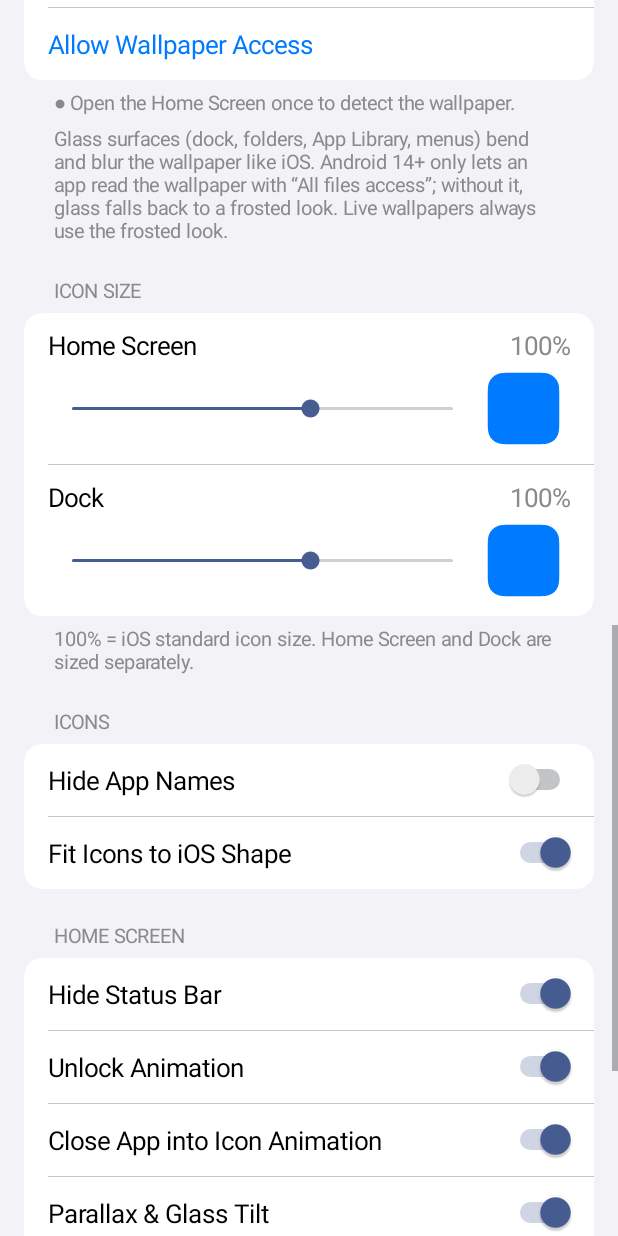
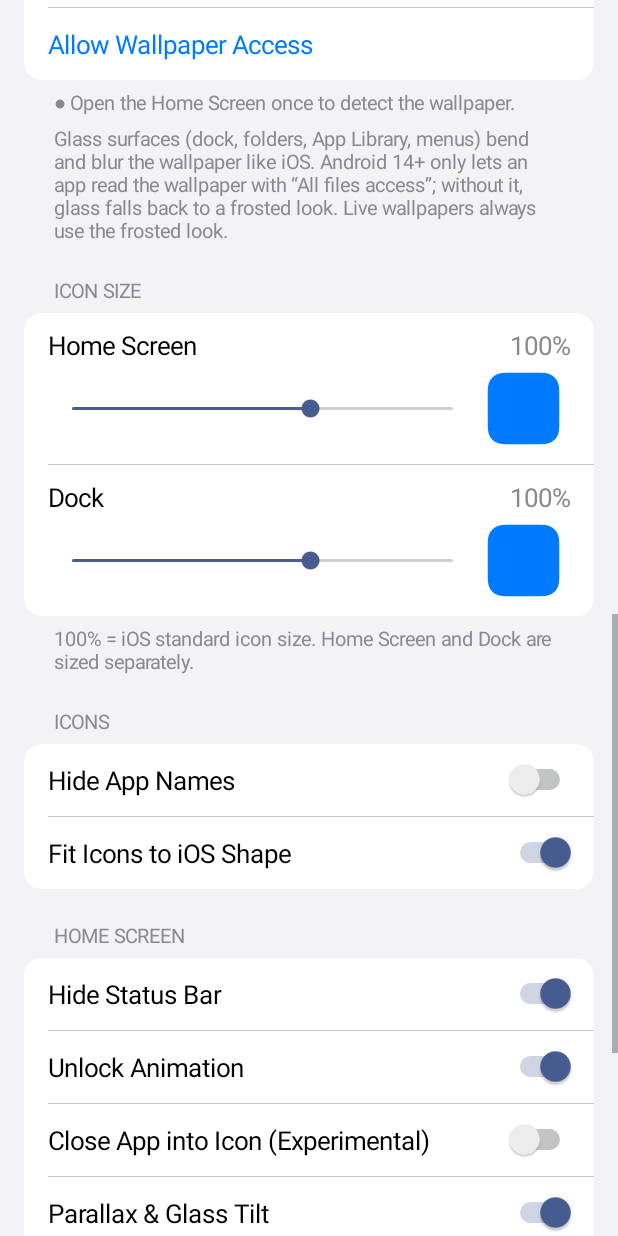
Before and after one commit to lutfananas/IOSLAUNCHER, an Android app: the screen it shows after launch (SettingsActivity), scrolled down 1153 dp, on a phone screen of 412 x 824 dp. Run offline under Robolectric (Android 15) with nearby library versions, the phone set to English and light mode, and no system bars; pictures from the network do not load; 1 statement that could not run was skipped.

Commit message:
Close-to-icon animation off by default (caused splash on next app open)
Confirmed on the user's device: with it on, reopening an app (e.g. WhatsApp)
showed its splash screen; with it off, apps reopen smoothly like build 14.
Kept as an experimental opt-in.

Co-Authored-By: Claude Opus 5.5 <noreply@anthropic.com>
Claude-Session: https://claude.ai/code/session_01KaFr8LR6grUMERiy2y4WPB

```diff
--- a/app/src/main/java/com/ioslauncher/model/Prefs.kt
+++ b/app/src/main/java/com/ioslauncher/model/Prefs.kt
@@ -81,10 +81,13 @@ class Prefs(context: Context) {
         get() = sp.getBoolean("parallax", true)
         set(v) = sp.edit { putBoolean("parallax", v) }
 
-    /** Closing an app shrinks it back into its icon (off = plain return animation, like build 14). */
+    /**
+     * Closing an app shrinks it back into its icon. Off by default: drawing it while Android finishes its
+     * own close transition makes the next open of that app show its splash screen (confirmed on device).
+     */
     var closeToIcon: Boolean
-        get() = sp.getBoolean("close_to_icon", true)
-        set(v) = sp.edit { putBoolean("close_to_icon", v) }
+        get() = sp.getBoolean("close_to_icon_v2", false)
+        set(v) = sp.edit { putBoolean("close_to_icon_v2", v) }
 
     var autoAddNewApps: Boolean
         get() = sp.getBoolean("auto_add", true)
--- a/app/src/main/java/com/ioslauncher/ui/SettingsActivity.kt
+++ b/app/src/main/java/com/ioslauncher/ui/SettingsActivity.kt
@@ -140,13 +140,14 @@ class SettingsActivity : Activity() {
         group(listOf(
             switchRow("Hide Status Bar", prefs.hideStatusBar) { prefs.hideStatusBar = it; restartLauncher() },
             switchRow("Unlock Animation", prefs.unlockAnimation) { prefs.unlockAnimation = it },
-            switchRow("Close App into Icon Animation", prefs.closeToIcon) { prefs.closeToIcon = it },
+            switchRow("Close App into Icon (Experimental)", prefs.closeToIcon) { prefs.closeToIcon = it },
             switchRow("Parallax & Glass Tilt", prefs.parallax) { prefs.parallax = it },
             switchRow("Add New Apps to Home Screen", prefs.autoAddNewApps) { prefs.autoAddNewApps = it },
             row("Change Wallpaper") {
                 runCatching { startActivity(Intent.createChooser(Intent(Intent.ACTION_SET_WALLPAPER), "Wallpaper")) }
             },
         ))
+        footer("Close App into Icon is experimental: on some phones it makes the next app open show the app's splash screen.")
         footer("Page 1 keeps its top row free for the battery, Wi-Fi and signal indicator. Long-press empty space to edit the Home Screen; swipe left past the last page for the App Library.")
 
         section("ABOUT")
```
Also changed, not shown: 1 other file.
